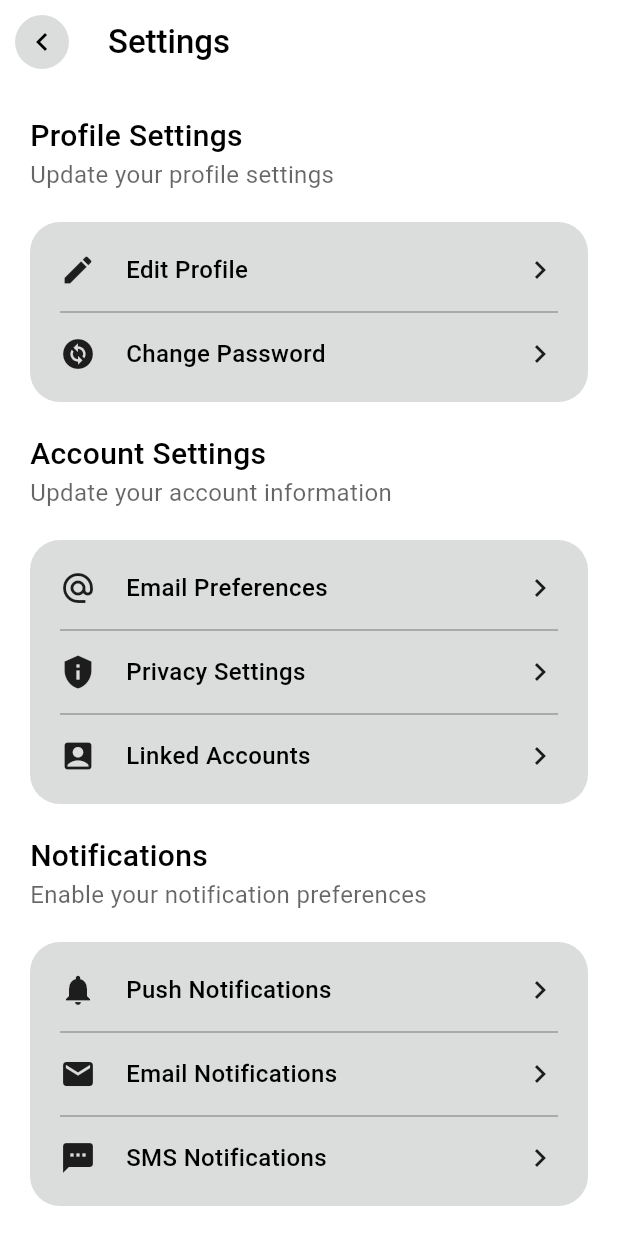
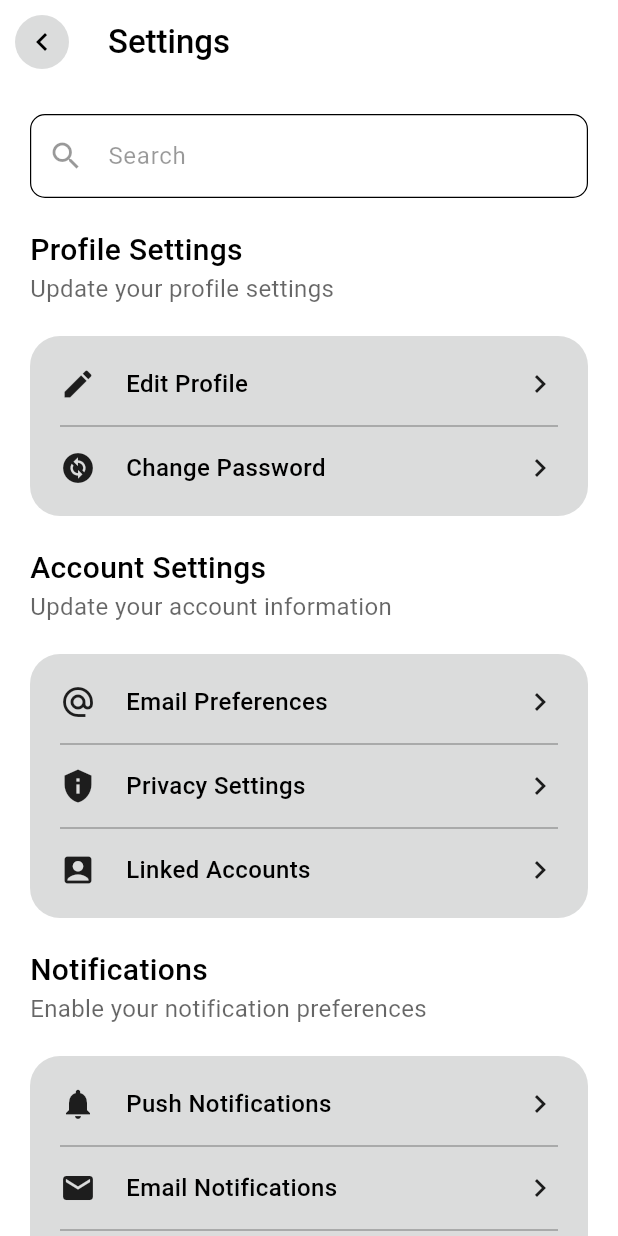
Before and after one commit to Medlia/healtech-secondary, a Flutter app: the Settings screen opened by its route, after a tap on "Edit Profile", on a phone screen of 412 x 824 dp. Run offline on Flutter 3.47's test engine with Material 3 defaults, Android fonts, the light colour scheme and no system bars; our stand-ins replace cloud_firestore, firebase_auth, firebase_core, font_awesome_flutter, get, google_sign_in and 2 more; accounts and stored records are empty.

Commit message:
Added search bar in settings. Functionality to be added

```diff
--- /dev/null
+++ b/lib/controllers/settings/settings_controller.dart
@@ -0,0 +1,120 @@
+import 'package:flutter/material.dart';
+import 'package:get/get.dart';
+import 'package:healtech/pages/settings/widgets/settings_tile.dart';
+
+class SettingsController extends GetxController {
+  late final TextEditingController search;
+  var tiles = <SettingTile>[].obs;
+  var filteredTiles = <SettingTile>[].obs;
+
+  @override
+  void onInit() {
+    super.onInit();
+    search = TextEditingController();
+    tiles.addAll([
+      SettingTile(
+        onTap: () {},
+        icon: Icons.edit,
+        title: "Edit Profile",
+      ),
+      SettingTile(
+        onTap: () {},
+        icon: Icons.change_circle,
+        title: "Change Password",
+      ),
+      SettingTile(
+        onTap: () {},
+        icon: Icons.alternate_email,
+        title: "Email Preferences",
+      ),
+      SettingTile(
+        onTap: () {},
+        icon: Icons.privacy_tip,
+        title: "Privacy Settings",
+      ),
+      SettingTile(
+        onTap: () {},
+        icon: Icons.account_box,
+        title: "Linked Accounts",
+      ),
+      SettingTile(
+        onTap: () {},
+        icon: Icons.notifications,
+        title: "Push Notifications",
+      ),
+      SettingTile(
+        onTap: () {},
+        icon: Icons.email,
+        title: "Email Notifications",
+      ),
+      SettingTile(
+        onTap: () {},
+        icon: Icons.sms,
+        title: "SMS Notifications",
+      ),
+      SettingTile(
+        onTap: () {},
+        icon: Icons.language,
+        title: "Language Preferences",
+      ),
+      SettingTile(
+        onTap: () {},
+        icon: Icons.question_answer,
+        title: "FAQs",
+      ),
+      SettingTile(
+        onTap: () {},
+        icon: Icons.contact_support,
+        title: "Contact Support",
+      ),
+      SettingTile(
+        onTap: () {},
+        icon: Icons.sync_problem,
+        title: "Report a Problem",
+      ),
+      SettingTile(
+        onTap: () {},
+        icon: Icons.verified,
+        title: "App Version",
+      ),
+      SettingTile(
+        onTap: () {},
+        icon: Icons.description,
+        title: "Terms of Service",
+      ),
+      SettingTile(
+        onTap: () {},
+        icon: Icons.book,
+        title: "Licenses",
+      ),
+      SettingTile(
+        onTap: () {},
+        icon: Icons.logout,
+        title: "Logout",
+      ),
+    ]);
+    filteredTiles.addAll(tiles);
+    search.addListener(_filterTiles);
+  }
+
+  void _filterTiles() {
+    var query = search.text.toLowerCase();
+    if (query.isEmpty) {
+      filteredTiles.assignAll(tiles);
+    } else {
+      filteredTiles.assignAll(
+        tiles
+            .where(
+              (tile) => tile.title.toLowerCase().contains(query),
+            )
+            .toList(),
+      );
+    }
+  }
+
+  @override
+  void onClose() {
+    search.dispose();
+    super.onClose();
+  }
+}
--- a/lib/pages/settings/settings.dart
+++ b/lib/pages/settings/settings.dart
@@ -1,6 +1,10 @@
 import 'package:flutter/material.dart';
 import 'package:get/get.dart';
+import 'package:healtech/controllers/settings/settings_controller.dart';
 import 'package:healtech/core/widgets/back_button.dart';
+import 'package:healtech/pages/settings/widgets/custom_search_bar.dart';
+import 'package:healtech/pages/settings/widgets/options_container.dart';
+import 'package:healtech/pages/settings/widgets/settings_tile.dart';
 
 class Settings extends StatefulWidget {
   const Settings({super.key});
@@ -10,6 +14,8 @@ class Settings extends StatefulWidget {
 }
 
 class _SettingsState extends State<Settings> {
+  final controller = Get.put(SettingsController());
+
   @override
   Widget build(BuildContext context) {
     return Scaffold(
@@ -32,9 +38,13 @@ class _SettingsState extends State<Settings> {
         child: SafeArea(
           child: Padding(
             padding: const EdgeInsets.all(20.0),
-            child: Column(
+            child: Obx(
+              () {
+                return Column(
                   crossAxisAlignment: CrossAxisAlignment.start,
                   children: [
+                    CustomSearchBar(controller: controller),
+                    const SizedBox(height: 20.0),
                     const Text(
                       "Profile Settings",
                       style: TextStyle(
@@ -51,14 +61,8 @@ class _SettingsState extends State<Settings> {
                       ),
                     ),
                     const SizedBox(height: 20.0),
-                Container(
-                  padding: const EdgeInsets.all(20.0),
-                  decoration: BoxDecoration(
-                    color: const Color(0xffdbdcdc),
-                    borderRadius: BorderRadius.circular(20.0),
-                  ),
-                  child: Column(
-                    children: [
+                    OptionsContainer(
+                      tiles: [
                         SettingTile(
                           onTap: () {},
                           icon: Icons.edit,
@@ -75,7 +79,6 @@ class _SettingsState extends State<Settings> {
                           title: "Change Password",
                         ),
                       ],
-                  ),
                     ),
                     const SizedBox(height: 20.0),
                     const Text(
@@ -94,14 +97,8 @@ class _SettingsState extends State<Settings> {
                       ),
                     ),
                     const SizedBox(height: 20.0),
-                Container(
-                  padding: const EdgeInsets.all(20.0),
-                  decoration: BoxDecoration(
-                    color: const Color(0xffdbdcdc),
-                    borderRadius: BorderRadius.circular(20.0),
-                  ),
-                  child: Column(
-                    children: [
+                    OptionsContainer(
+                      tiles: [
                         SettingTile(
                           onTap: () {},
                           icon: Icons.alternate_email,
@@ -129,7 +126,6 @@ class _SettingsState extends State<Settings> {
                         ),
                       ],
                     ),
-                ),
                     const SizedBox(height: 20.0),
                     const Text(
                       "Notifications",
@@ -147,14 +143,8 @@ class _SettingsState extends State<Settings> {
                       ),
                     ),
                     const SizedBox(height: 20.0),
-                Container(
-                  padding: const EdgeInsets.all(20.0),
-                  decoration: BoxDecoration(
-                    color: const Color(0xffdbdcdc),
-                    borderRadius: BorderRadius.circular(20.0),
-                  ),
-                  child: Column(
-                    children: [
+                    OptionsContainer(
+                      tiles: [
                         SettingTile(
                           onTap: () {},
                           icon: Icons.notifications,
@@ -182,7 +172,6 @@ class _SettingsState extends State<Settings> {
                         ),
                       ],
                     ),
-                ),
                     const SizedBox(height: 20.0),
                     const Text(
                       "Language",
@@ -200,21 +189,14 @@ class _SettingsState extends State<Settings> {
                       ),
                     ),
                     const SizedBox(height: 20.0),
-                Container(
-                  padding: const EdgeInsets.all(20.0),
-                  decoration: BoxDecoration(
-                    color: const Color(0xffdbdcdc),
-                    borderRadius: BorderRadius.circular(20.0),
-                  ),
-                  child: Column(
-                    children: [
+                    OptionsContainer(
+                      tiles: [
                         SettingTile(
                           onTap: () {},
                           icon: Icons.language,
                           title: "Language Preferences",
                         ),
                       ],
-                  ),
                     ),
                     const SizedBox(height: 20.0),
                     const Text(
@@ -233,14 +215,8 @@ class _SettingsState extends State<Settings> {
                       ),
                     ),
                     const SizedBox(height: 20.0),
-                Container(
-                  padding: const EdgeInsets.all(20.0),
-                  decoration: BoxDecoration(
-                    color: const Color(0xffdbdcdc),
-                    borderRadius: BorderRadius.circular(20.0),
-                  ),
-                  child: Column(
-                    children: [
+                    OptionsContainer(
+                      tiles: [
                         SettingTile(
                           onTap: () {},
                           icon: Icons.question_answer,
@@ -268,7 +244,6 @@ class _SettingsState extends State<Settings> {
                         ),
                       ],
                     ),
-                ),
                     const SizedBox(height: 20.0),
                     const Text(
                       "About",
@@ -286,14 +261,8 @@ class _SettingsState extends State<Settings> {
                       ),
                     ),
                     const SizedBox(height: 20.0),
-                Container(
-                  padding: const EdgeInsets.all(20.0),
-                  decoration: BoxDecoration(
-                    color: const Color(0xffdbdcdc),
-                    borderRadius: BorderRadius.circular(20.0),
-                  ),
-                  child: Column(
-                    children: [
+                    OptionsContainer(
+                      tiles: [
                         SettingTile(
                           onTap: () {},
                           icon: Icons.verified,
@@ -321,7 +290,6 @@ class _SettingsState extends State<Settings> {
                         ),
                       ],
                     ),
-                ),
                     const SizedBox(height: 20.0),
                     const Text(
                       "Logout",
@@ -339,14 +307,8 @@ class _SettingsState extends State<Settings> {
                       ),
                     ),
                     const SizedBox(height: 20.0),
-                Container(
-                  padding: const EdgeInsets.all(20.0),
-                  decoration: BoxDecoration(
-                    color: const Color(0xffdbdcdc),
-                    borderRadius: BorderRadius.circular(20.0),
-                  ),
-                  child: Column(
-                    children: [
+                    OptionsContainer(
+                      tiles: [
                         SettingTile(
                           onTap: () {},
                           icon: Icons.logout,
@@ -354,9 +316,10 @@ class _SettingsState extends State<Settings> {
                         ),
                       ],
                     ),
-                ),
                     const SizedBox(height: 20.0),
                   ],
+                );
+              },
             ),
           ),
         ),
@@ -364,42 +327,3 @@ class _SettingsState extends State<Settings> {
     );
   }
 }
-
-class SettingTile extends StatelessWidget {
-  const SettingTile({
-    super.key,
-    required this.icon,
-    required this.title,
-    required this.onTap,
-  });
-
-  final VoidCallback onTap;
-  final IconData icon;
-  final String title;
-
-  @override
-  Widget build(BuildContext context) {
-    return GestureDetector(
-      onTap: onTap,
-      child: Row(
-        children: [
-          Icon(icon),
-          const SizedBox(width: 20.0),
-          Text(
-            title,
-            style: const TextStyle(
-              fontSize: 16.0,
-              fontWeight: FontWeight.w500,
-              color: Colors.black,
-            ),
-          ),
-          const Spacer(),
-          const Icon(
-            Icons.chevron_right,
-            size: 24.0,
-          ),
-        ],
-      ),
-    );
-  }
-}
--- /dev/null
+++ b/lib/pages/settings/widgets/custom_search_bar.dart
@@ -0,0 +1,51 @@
+import 'package:flutter/material.dart';
+import 'package:healtech/controllers/settings/settings_controller.dart';
+
+class CustomSearchBar extends StatelessWidget {
+  const CustomSearchBar({
+    super.key,
+    required this.controller,
+  });
+
+  final SettingsController controller;
+
+  @override
+  Widget build(BuildContext context) {
+    return TextField(
+      controller: controller.search,
+      textCapitalization: TextCapitalization.words,
+      keyboardType: TextInputType.text,
+      style: const TextStyle(
+        fontSize: 16.0,
+        color: Colors.black,
+      ),
+      decoration: InputDecoration(
+        filled: true,
+        fillColor: Colors.white,
+        hintText: "Search",
+        hintStyle: TextStyle(
+          fontSize: 16.0,
+          color: Colors.black.withOpacity(0.4),
+        ),
+        prefixIcon: Icon(
+          Icons.search,
+          color: Colors.black.withOpacity(0.4),
+        ),
+        enabledBorder: OutlineInputBorder(
+          borderRadius: BorderRadius.circular(10.0),
+          borderSide: const BorderSide(
+            color: Colors.black,
+            width: 0.8,
+          ),
+        ),
+        focusedBorder: OutlineInputBorder(
+          borderRadius: BorderRadius.circular(10.0),
+          borderSide: const BorderSide(
+            color: Colors.black,
+            width: 0.8,
+          ),
+        ),
+      ),
+    );
+  }
+}
--- /dev/null
+++ b/lib/pages/settings/widgets/options_container.dart
@@ -0,0 +1,24 @@
+import 'package:flutter/material.dart';
+
+class OptionsContainer extends StatelessWidget {
+  const OptionsContainer({
+    super.key,
+    required this.tiles,
+  });
+
+  final List<Widget> tiles;
+
+  @override
+  Widget build(BuildContext context) {
+    return Container(
+      padding: const EdgeInsets.all(20.0),
+      decoration: BoxDecoration(
+        color: const Color(0xffdbdcdc),
+        borderRadius: BorderRadius.circular(20.0),
+      ),
+      child: Column(
+        children: tiles,
+      ),
+    );
+  }
+}
--- /dev/null
+++ b/lib/pages/settings/widgets/settings_tile.dart
@@ -0,0 +1,40 @@
+import 'package:flutter/material.dart';
+
+class SettingTile extends StatelessWidget {
+  const SettingTile({
+    super.key,
+    required this.icon,
+    required this.title,
+    required this.onTap,
+  });
+
+  final VoidCallback onTap;
+  final IconData icon;
+  final String title;
+
+  @override
+  Widget build(BuildContext context) {
+    return GestureDetector(
+      onTap: onTap,
+      child: Row(
+        children: [
+          Icon(icon),
+          const SizedBox(width: 20.0),
+          Text(
+            title,
+            style: const TextStyle(
+              fontSize: 16.0,
+              fontWeight: FontWeight.w500,
+              color: Colors.black,
+            ),
+          ),
+          const Spacer(),
+          const Icon(
+            Icons.chevron_right,
+            size: 24.0,
+          ),
+        ],
+      ),
+    );
+  }
+}
```
Lines whose indentation alone changed are shown as unchanged.
